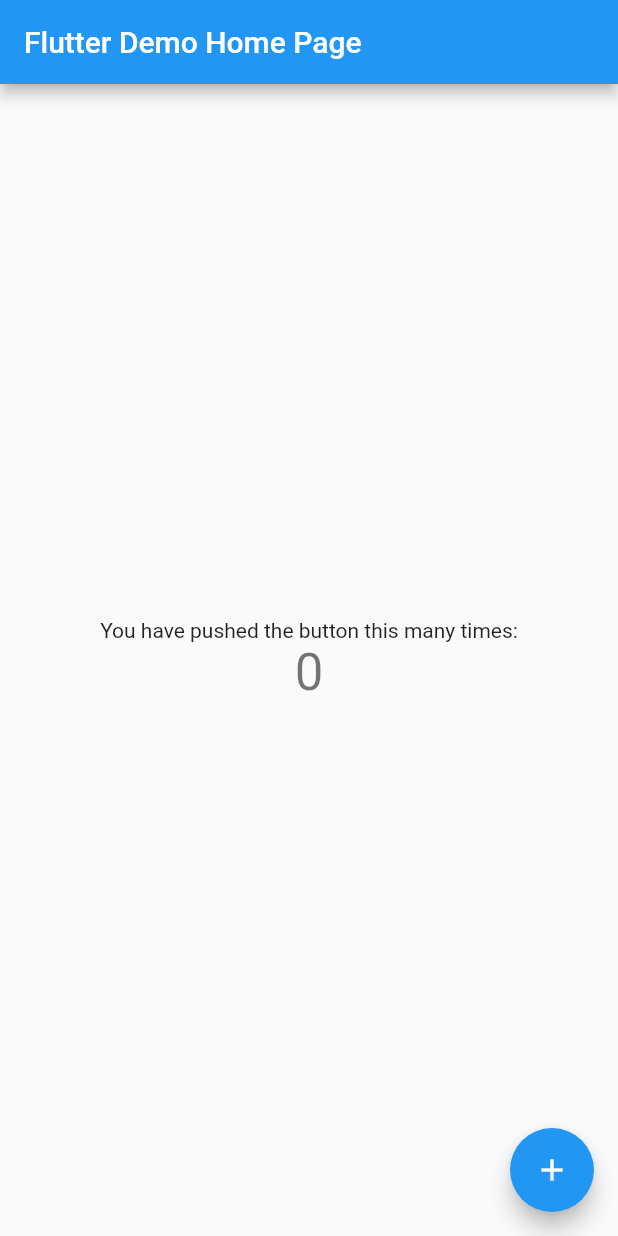
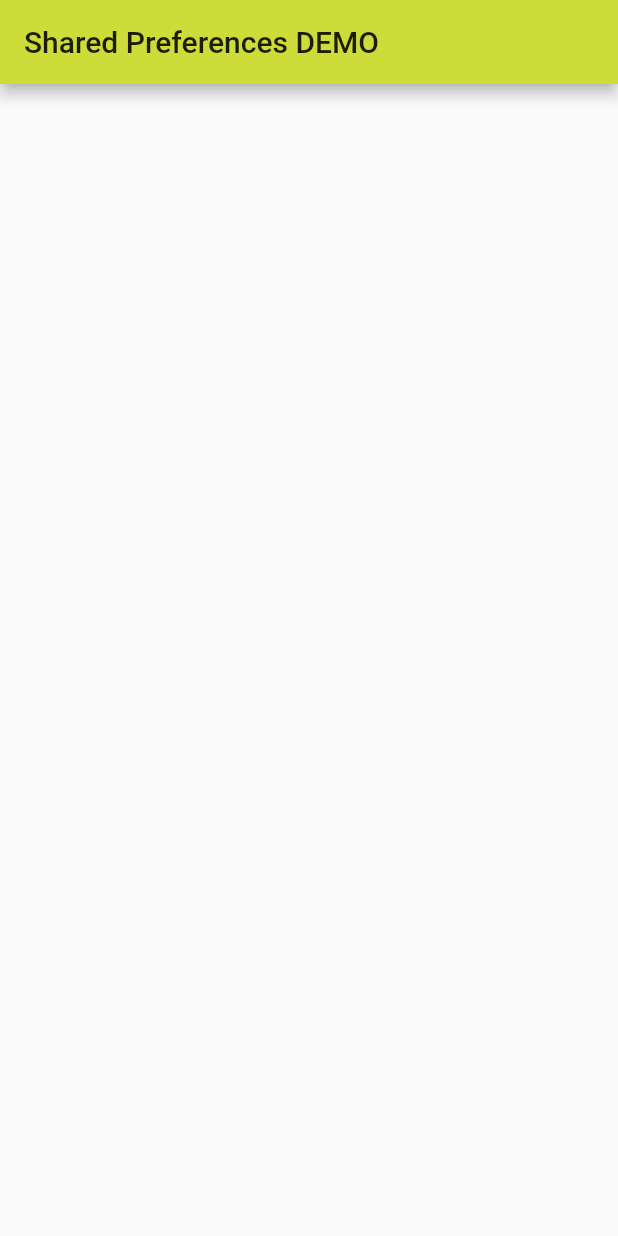
Before and after one commit to MSavioti/Estudo-SharedPreferences, a Flutter app: the screen it shows after launch, on a phone screen of 412 x 824 dp. Run offline on Flutter 3.47's test engine with Material 2 defaults, Android fonts, the phone set to English and light mode, and no system bars.

Commit message:
removendo template padrao

```diff
--- /dev/null
+++ b/lib/app/app.dart
@@ -0,0 +1,16 @@
+import 'package:estudo_shared_preferences/pages/home.dart';
+import 'package:flutter/material.dart';
+
+class App extends StatelessWidget {
+  @override
+  Widget build(BuildContext context) {
+    return MaterialApp(
+      title: 'Shared Preferences DEMO',
+      debugShowCheckedModeBanner: false,
+      theme: ThemeData(
+        primarySwatch: Colors.lime,
+      ),
+      home: Home(),
+    );
+  }
+}
--- a/lib/main.dart
+++ b/lib/main.dart
@@ -1,113 +1,6 @@
+import 'package:estudo_shared_preferences/app/app.dart';
 import 'package:flutter/material.dart';
 
 void main() {
-  runApp(MyApp());
+  runApp(App());
 }
-
-class MyApp extends StatelessWidget {
-  // This widget is the root of your application.
-  @override
-  Widget build(BuildContext context) {
-    return MaterialApp(
-      title: 'Flutter Demo',
-      theme: ThemeData(
-        // This is the theme of your application.
-        //
-        // Try running your application with "flutter run". You'll see the
-        // application has a blue toolbar. Then, without quitting the app, try
-        // changing the primarySwatch below to Colors.green and then invoke
-        // "hot reload" (press "r" in the console where you ran "flutter run",
-        // or simply save your changes to "hot reload" in a Flutter IDE).
-        // Notice that the counter didn't reset back to zero; the application
-        // is not restarted.
-        primarySwatch: Colors.blue,
-      ),
-      home: MyHomePage(title: 'Flutter Demo Home Page'),
-    );
-  }
-}
-
-class MyHomePage extends StatefulWidget {
-  MyHomePage({Key? key, required this.title}) : super(key: key);
-
-  // This widget is the home page of your application. It is stateful, meaning
-  // that it has a State object (defined below) that contains fields that affect
-  // how it looks.
-
-  // This class is the configuration for the state. It holds the values (in this
-  // case the title) provided by the parent (in this case the App widget) and
-  // used by the build method of the State. Fields in a Widget subclass are
-  // always marked "final".
-
-  final String title;
-
-  @override
-  _MyHomePageState createState() => _MyHomePageState();
-}
-
-class _MyHomePageState extends State<MyHomePage> {
-  int _counter = 0;
-
-  void _incrementCounter() {
-    setState(() {
-      // This call to setState tells the Flutter framework that something has
-      // changed in this State, which causes it to rerun the build method below
-      // so that the display can reflect the updated values. If we changed
-      // _counter without calling setState(), then the build method would not be
-      // called again, and so nothing would appear to happen.
-      _counter++;
-    });
-  }
-
-  @override
-  Widget build(BuildContext context) {
-    // This method is rerun every time setState is called, for instance as done
-    // by the _incrementCounter method above.
-    //
-    // The Flutter framework has been optimized to make rerunning build methods
-    // fast, so that you can just rebuild anything that needs updating rather
-    // than having to individually change instances of widgets.
-    return Scaffold(
-      appBar: AppBar(
-        // Here we take the value from the MyHomePage object that was created by
-        // the App.build method, and use it to set our appbar title.
-        title: Text(widget.title),
-      ),
-      body: Center(
-        // Center is a layout widget. It takes a single child and positions it
-        // in the middle of the parent.
-        child: Column(
-          // Column is also a layout widget. It takes a list of children and
-          // arranges them vertically. By default, it sizes itself to fit its
-          // children horizontally, and tries to be as tall as its parent.
-          //
-          // Invoke "debug painting" (press "p" in the console, choose the
-          // "Toggle Debug Paint" action from the Flutter Inspector in Android
-          // Studio, or the "Toggle Debug Paint" command in Visual Studio Code)
-          // to see the wireframe for each widget.
-          //
-          // Column has various properties to control how it sizes itself and
-          // how it positions its children. Here we use mainAxisAlignment to
-          // center the children vertically; the main axis here is the vertical
-          // axis because Columns are vertical (the cross axis would be
-          // horizontal).
-          mainAxisAlignment: MainAxisAlignment.center,
-          children: <Widget>[
-            Text(
-              'You have pushed the button this many times:',
-            ),
-            Text(
-              '$_counter',
-              style: Theme.of(context).textTheme.headline4,
-            ),
-          ],
-        ),
-      ),
-      floatingActionButton: FloatingActionButton(
-        onPressed: _incrementCounter,
-        tooltip: 'Increment',
-        child: Icon(Icons.add),
-      ), // This trailing comma makes auto-formatting nicer for build methods.
-    );
-  }
-}
--- /dev/null
+++ b/lib/pages/home.dart
@@ -0,0 +1,12 @@
+import 'package:flutter/material.dart';
+
+class Home extends StatelessWidget {
+  @override
+  Widget build(BuildContext context) {
+    return Scaffold(
+      appBar: AppBar(
+        title: Text('Shared Preferences DEMO'),
+      ),
+    );
+  }
+}
```
Also changed, not shown: 1 other file.
